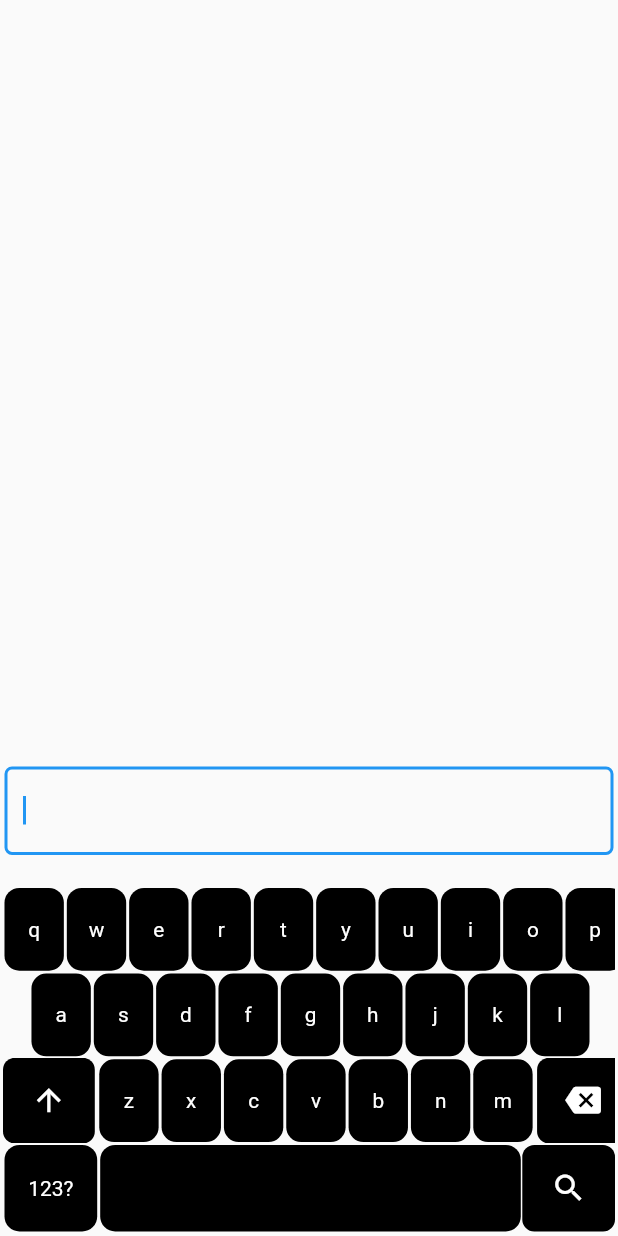
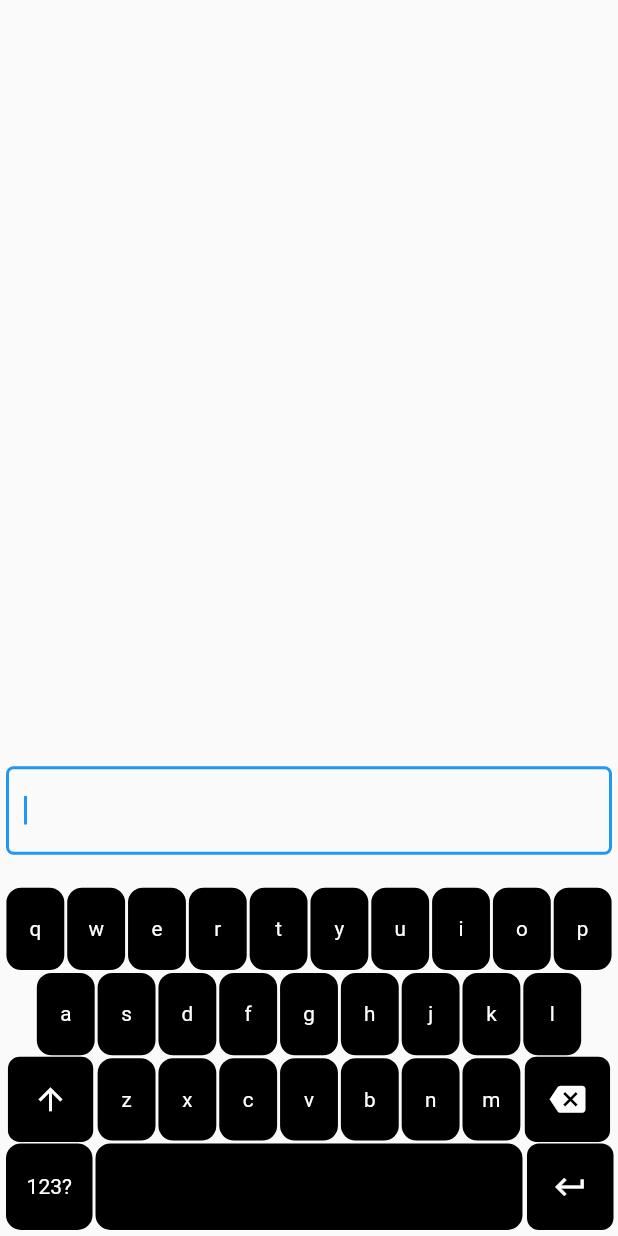
Before and after one commit to chandrshekhar/keyboard, a Flutter app: the screen it shows after launch, on a phone screen of 412 x 824 dp. Run offline on Flutter 3.47's test engine with Material 2 defaults, Android fonts, the phone set to English and light mode, and no system bars.

Commit message:
remove the error

```diff
--- a/lib/main.dart
+++ b/lib/main.dart
@@ -24,10 +24,13 @@ class _MyHomePageState extends State<MyHomePage> {
  final TextEditingController _controller = TextEditingController();
   List inputTextRow1 = ["q", "w", "e", "r", "t", "y", "u", "i", "o", "p"];
   List inputNumberRow1 = ['1', '2', '3', '4', '5', '6', '7', '8', '9', '0'];
+  List inputSpCharRow1 = [];
   List inputTextRow2 = ['a', 's', 'd', 'f', 'g', 'h', 'j', 'k', 'l'];
-  List inputNumberRow2 = ['@', '#', '_', '&', '-', '+', '(', ')', '/'];
+  List inputNumberRow2 = ['\u{20B9}','@', '#', '_', '&', '-', '+', '(',')', '/'];
+ List inputSpCharRow2 = [];
   List inputTextRow3 = ['','z', 'x', 'c', 'v', 'b', 'n', 'm',''];
   List inputNumberRow3 = ['','*', '"', "'", ':', ';', '!', '?', '',];
+ List inputSpCharRow3 = [];
  // String insertedText = "";
   late bool isCaps;
   late bool isSpecialChar;
@@ -104,7 +107,7 @@ class _MyHomePageState extends State<MyHomePage> {
   Widget build(BuildContext context) {
     return Scaffold(
       body: Padding(
-        padding: const EdgeInsets.all(2.0),
+        padding: const EdgeInsets.all(3.0),
         child: SizedBox(
           height: MediaQuery.of(context).size.height,
           width: MediaQuery.of(context).size.width,
@@ -160,7 +163,7 @@ class _MyHomePageState extends State<MyHomePage> {
                                 },
                                 child: TextWidget(
                                     height: MediaQuery.of(context).size.height * 0.07,
-                                    width: MediaQuery.of(context).size.width * 0.097,
+                                    width: MediaQuery.of(context).size.width * 0.095,
                                     text: isSpecialChar
                                         ? inputNumberRow1[index]
                                         : isCaps
@@ -173,8 +176,6 @@ class _MyHomePageState extends State<MyHomePage> {
                     SizedBox(
                         height: MediaQuery.of(context).size.height * 0.07,
                         width: MediaQuery.of(context).size.width,
-                        child: Padding(
-                            padding: const EdgeInsets.only(left: 6, right: 4),
                         child: Align(
                           alignment: Alignment.center,
                           child: ListView.builder(
@@ -197,8 +198,11 @@ class _MyHomePageState extends State<MyHomePage> {
                                   });
                                 },
                                 child: TextWidget(
+
                                     height: MediaQuery.of(context).size.height * 0.07,
-                                        width: MediaQuery.of(context).size.width * 0.097,
+                                    width: MediaQuery.of(context).size.width * 0.095,
+
+
 
                                     text: isSpecialChar
                                         ? inputNumberRow2[index]
@@ -209,13 +213,14 @@ class _MyHomePageState extends State<MyHomePage> {
                               );
                             },
                           ),
-                            ))),
+                        )),
                     SizedBox(
                         height: MediaQuery.of(context).size.height * 0.07,
                         width: MediaQuery.of(context).size.width,
                         child: Align(
                           alignment: Alignment.center,
                           child: ListView.builder(
+                            physics:const NeverScrollableScrollPhysics(),
                             scrollDirection: Axis.horizontal,
                             shrinkWrap: true,
                             itemCount: isSpecialChar
@@ -225,7 +230,7 @@ class _MyHomePageState extends State<MyHomePage> {
                               if (index == 0) {
                                 return Container(
                                   height: MediaQuery.of(context).size.height * 0.07,
-                                  width: MediaQuery.of(context).size.width * 0.15,
+                                  width: MediaQuery.of(context).size.width * 0.14,
                                   margin: const EdgeInsets.only(right: 2),
                                   decoration: BoxDecoration(
                                       color: Colors.black,
@@ -237,12 +242,12 @@ class _MyHomePageState extends State<MyHomePage> {
                                           isCaps = !isCaps;
                                         });
                                       },
-                                      icon: const Icon(Icons.arrow_upward,color:Colors.white)),
+                                      icon: isSpecialChar? const Icon(Icons.menu,color: Colors.white,):const Icon(Icons.arrow_upward,color:Colors.white)),
                                 );
                               } else if (index == inputTextRow3.length-1)  {
                                 return Container(
                                   height: MediaQuery.of(context).size.height * 0.07,
-                                  width: MediaQuery.of(context).size.width * 0.15,
+                                  width: MediaQuery.of(context).size.width * 0.14,
                                   margin: const EdgeInsets.only(left: 2),
                                   decoration: BoxDecoration(
                                       color: Colors.black,
@@ -276,7 +281,7 @@ class _MyHomePageState extends State<MyHomePage> {
                                   },
                                   child: TextWidget(
                                       height: MediaQuery.of(context).size.height * 0.07,
-                                      width: MediaQuery.of(context).size.width * 0.097,
+                                      width: MediaQuery.of(context).size.width * 0.095,
 
                                       text: isSpecialChar
                                           ? inputNumberRow3[index]
@@ -302,8 +307,8 @@ class _MyHomePageState extends State<MyHomePage> {
                       },
                       child:  TextWidget(
                           height: MediaQuery.of(context).size.height * 0.07,
-                          width: MediaQuery.of(context).size.width * 0.15,
-                          text: '123?')),
+                          width: MediaQuery.of(context).size.width * 0.14,
+                          text:!isSpecialChar?'123?':'abc')),
                    Expanded(
                       child: InkWell(
                          onTap: (){
@@ -311,17 +316,19 @@ class _MyHomePageState extends State<MyHomePage> {
                            _insertText(" ");
                           });
                          },
-                          child: TextWidget(height: MediaQuery.of(context).size.height * 0.07, width: 140, text: " "))),
+                          child: TextWidget(height: MediaQuery.of(context).size.height * 0.07, width: MediaQuery.of(context).size.width * 0.2, text: " "))),
+
+                  const SizedBox(width: 2,),
                   Container(
                       height: MediaQuery.of(context).size.height * 0.07,
-                      width: MediaQuery.of(context).size.width * 0.15,
+                      width: MediaQuery.of(context).size.width * 0.14,
 
                       decoration: BoxDecoration(
                           color: Colors.black,
                           borderRadius: BorderRadius.circular(8)
                       ),
                       child: IconButton(
-                          onPressed: () {}, icon:const Icon(Icons.search,color: Colors.white,)))
+                          onPressed: () {}, icon:const Icon(Icons.keyboard_return,color: Colors.white,)))
                 ],
               ),
             ],
```
Lines whose indentation alone changed are shown as unchanged.
